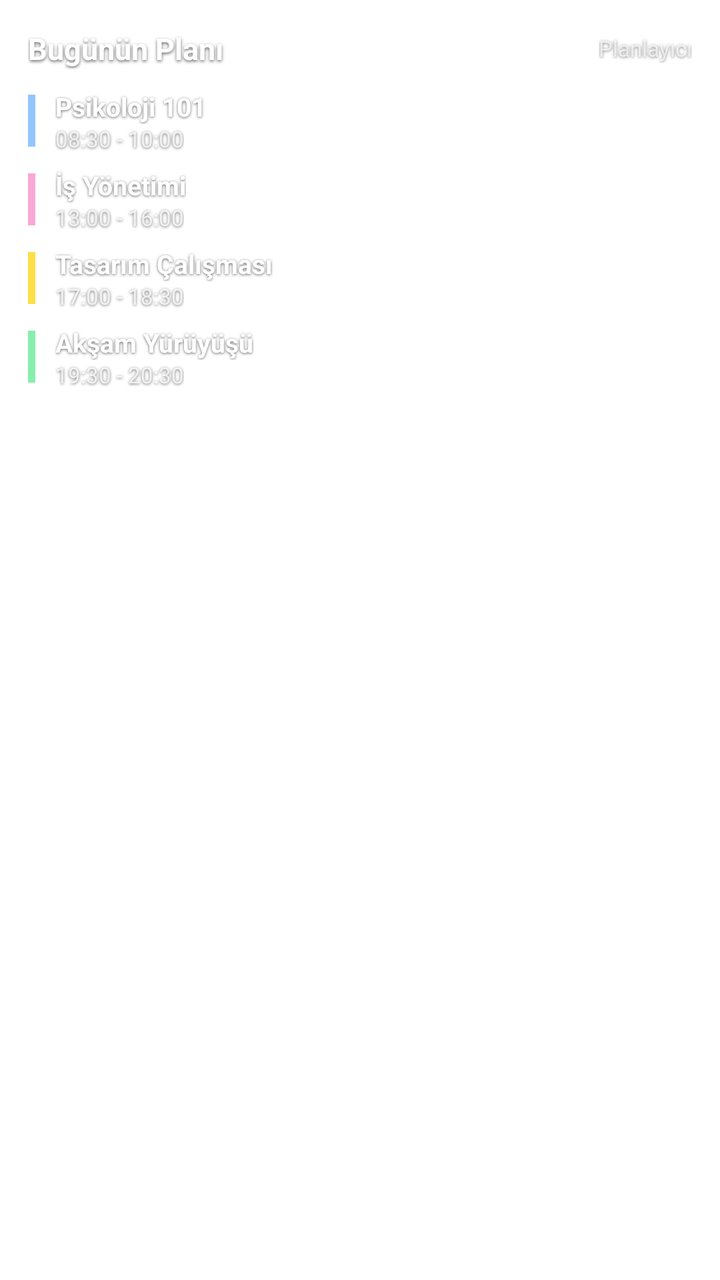
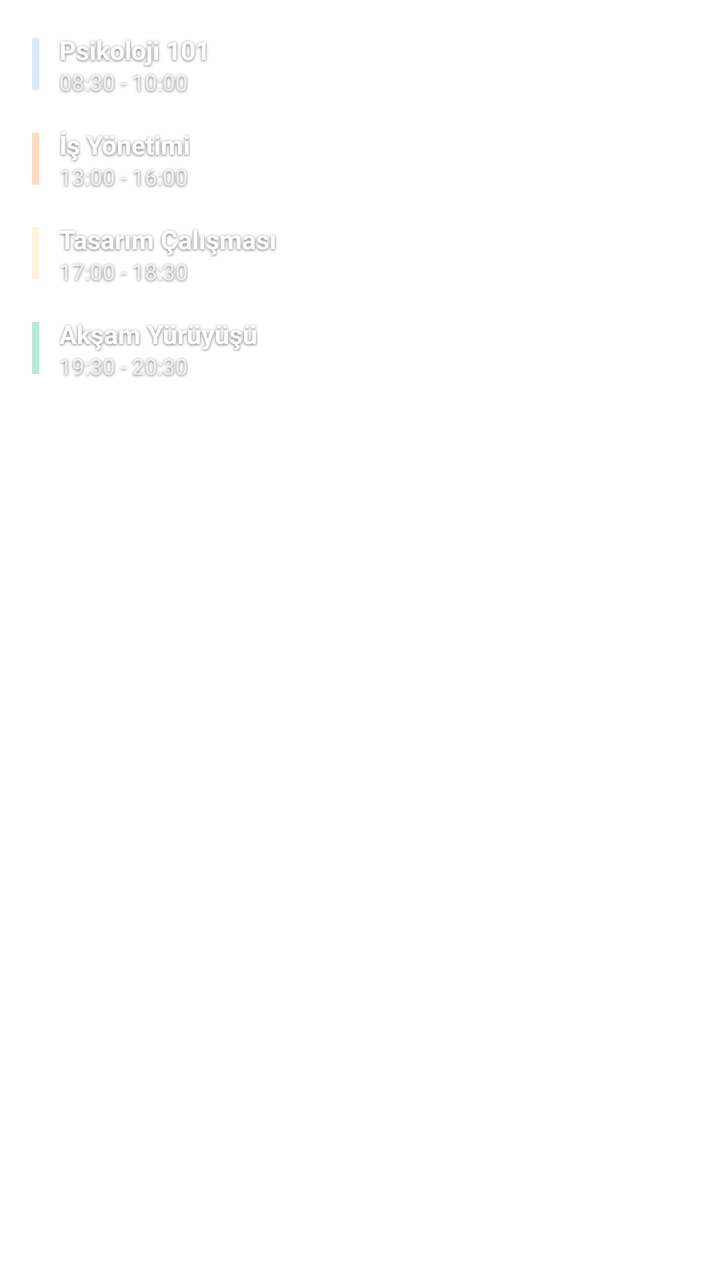

Two renders of the same Android screen: before a commit and after it. Below are the layout's source before the change and the commit's diff.
<!-- AndroidManifest.xml: fallback theme Theme.MaterialComponents.DayNight.NoActionBar -->
<!-- res/layout/aesthetic_planner_widget_layout.xml -->
<?xml version="1.0" encoding="utf-8"?>
<LinearLayout xmlns:android="http://schemas.android.com/apk/res/android"
    android:id="@+id/widget_root"
    android:layout_width="match_parent"
    android:layout_height="match_parent"
    android:orientation="vertical"
    android:background="@android:color/transparent"
    android:padding="14dp">

    
    <LinearLayout
        android:layout_width="match_parent"
        android:layout_height="wrap_content"
        android:orientation="horizontal"
        android:gravity="center_vertical"
        android:layout_marginBottom="10dp">

        <TextView
            android:id="@+id/widget_day_title"
            android:layout_width="0dp"
            android:layout_height="wrap_content"
            android:layout_weight="1"
            android:text="Bugünün Planı"
            android:textColor="#FFFFFFFF"
            android:textSize="15sp"
            android:textStyle="bold"
            android:shadowColor="#99000000"
            android:shadowDx="0"
            android:shadowDy="2"
            android:shadowRadius="4" />

        <TextView
            android:id="@+id/widget_app_tag"
            android:layout_width="wrap_content"
            android:layout_height="wrap_content"
            android:text="Planlayıcı"
            android:textColor="#B3FFFFFF"
            android:textSize="11sp"
            android:shadowColor="#80000000"
            android:shadowDx="0"
            android:shadowDy="1"
            android:shadowRadius="3" />
    </LinearLayout>

    
    <TextView
        android:id="@+id/widget_empty_text"
        android:layout_width="match_parent"
        android:layout_height="wrap_content"
        android:text="Bugün için plan bulunmuyor ✨"
        android:textColor="#B3FFFFFF"
        android:textSize="12sp"
        android:visibility="gone"
        android:paddingTop="12dp"
        android:paddingBottom="12dp"
        android:shadowColor="#99000000"
        android:shadowDx="0"
        android:shadowDy="1"
        android:shadowRadius="3" />

    
    <LinearLayout
        android:id="@+id/widget_events_container"
        android:layout_width="match_parent"
        android:layout_height="wrap_content"
        android:orientation="vertical">

        
        <LinearLayout
            android:id="@+id/widget_item_1"
            android:layout_width="match_parent"
            android:layout_height="wrap_content"
            android:orientation="horizontal"
            android:layout_marginBottom="7dp"
            android:gravity="center_vertical">

            <View
                android:id="@+id/widget_item_1_bar"
                android:layout_width="3.5dp"
                android:layout_height="26dp"
                android:background="#93C5FD"
                android:layout_marginEnd="10dp" />

            <LinearLayout
                android:layout_width="match_parent"
                android:layout_height="wrap_content"
                android:orientation="vertical">

                <TextView
                    android:id="@+id/widget_item_1_title"
                    android:layout_width="wrap_content"
                    android:layout_height="wrap_content"
                    android:text="Psikoloji 101"
                    android:textColor="#FFFFFFFF"
                    android:textSize="13sp"
                    android:textStyle="bold"
                    android:shadowColor="#99000000"
                    android:shadowDx="0"
                    android:shadowDy="1"
                    android:shadowRadius="3" />

                <TextView
                    android:id="@+id/widget_item_1_time"
                    android:layout_width="wrap_content"
                    android:layout_height="wrap_content"
                    android:text="08:30 - 10:00"
                    android:textColor="#CCFFFFFF"
                    android:textSize="11sp"
                    android:shadowColor="#99000000"
                    android:shadowDx="0"
                    android:shadowDy="1"
                    android:shadowRadius="3" />
            </LinearLayout>
        </LinearLayout>

        
        <LinearLayout
            android:id="@+id/widget_item_2"
            android:layout_width="match_parent"
            android:layout_height="wrap_content"
            android:orientation="horizontal"
            android:layout_marginBottom="7dp"
            android:gravity="center_vertical">

            <View
                android:id="@+id/widget_item_2_bar"
                android:layout_width="3.5dp"
                android:layout_height="26dp"
                android:background="#F9A8D4"
                android:layout_marginEnd="10dp" />

            <LinearLayout
                android:layout_width="match_parent"
                android:layout_height="wrap_content"
                android:orientation="vertical">

                <TextView
                    android:id="@+id/widget_item_2_title"
                    android:layout_width="wrap_content"
                    android:layout_height="wrap_content"
                    android:text="İş Yönetimi"
                    android:textColor="#FFFFFFFF"
                    android:textSize="13sp"
                    android:textStyle="bold"
                    android:shadowColor="#99000000"
                    android:shadowDx="0"
                    android:shadowDy="1"
                    android:shadowRadius="3" />

                <TextView
                    android:id="@+id/widget_item_2_time"
                    android:layout_width="wrap_content"
                    android:layout_height="wrap_content"
                    android:text="13:00 - 16:00"
                    android:textColor="#CCFFFFFF"
                    android:textSize="11sp"
                    android:shadowColor="#99000000"
                    android:shadowDx="0"
                    android:shadowDy="1"
                    android:shadowRadius="3" />
            </LinearLayout>
        </LinearLayout>

        
        <LinearLayout
            android:id="@+id/widget_item_3"
            android:layout_width="match_parent"
            android:layout_height="wrap_content"
            android:orientation="horizontal"
            android:layout_marginBottom="7dp"
            android:gravity="center_vertical">

            <View
                android:id="@+id/widget_item_3_bar"
                android:layout_width="3.5dp"
                android:layout_height="26dp"
                android:background="#FDE047"
                android:layout_marginEnd="10dp" />

            <LinearLayout
                android:layout_width="match_parent"
                android:layout_height="wrap_content"
                android:orientation="vertical">

                <TextView
                    android:id="@+id/widget_item_3_title"
                    android:layout_width="wrap_content"
                    android:layout_height="wrap_content"
                    android:text="Tasarım Çalışması"
                    android:textColor="#FFFFFFFF"
                    android:textSize="13sp"
                    android:textStyle="bold"
                    android:shadowColor="#99000000"
                    android:shadowDx="0"
                    android:shadowDy="1"
                    android:shadowRadius="3" />

                <TextView
                    android:id="@+id/widget_item_3_time"
                    android:layout_width="wrap_content"
                    android:layout_height="wrap_content"
                    android:text="17:00 - 18:30"
                    android:textColor="#CCFFFFFF"
                    android:textSize="11sp"
                    android:shadowColor="#99000000"
                    android:shadowDx="0"
                    android:shadowDy="1"
                    android:shadowRadius="3" />
            </LinearLayout>
        </LinearLayout>

        
        <LinearLayout
            android:id="@+id/widget_item_4"
            android:layout_width="match_parent"
            android:layout_height="wrap_content"
            android:orientation="horizontal"
            android:layout_marginBottom="4dp"
            android:gravity="center_vertical">

            <View
                android:id="@+id/widget_item_4_bar"
                android:layout_width="3.5dp"
                android:layout_height="26dp"
                android:background="#86EFAC"
                android:layout_marginEnd="10dp" />

            <LinearLayout
                android:layout_width="match_parent"
                android:layout_height="wrap_content"
                android:orientation="vertical">

                <TextView
                    android:id="@+id/widget_item_4_title"
                    android:layout_width="wrap_content"
                    android:layout_height="wrap_content"
                    android:text="Akşam Yürüyüşü"
                    android:textColor="#FFFFFFFF"
                    android:textSize="13sp"
                    android:textStyle="bold"
                    android:shadowColor="#99000000"
                    android:shadowDx="0"
                    android:shadowDy="1"
                    android:shadowRadius="3" />

                <TextView
                    android:id="@+id/widget_item_4_time"
                    android:layout_width="wrap_content"
                    android:layout_height="wrap_content"
                    android:text="19:30 - 20:30"
                    android:textColor="#CCFFFFFF"
                    android:textSize="11sp"
                    android:shadowColor="#99000000"
                    android:shadowDx="0"
                    android:shadowDy="1"
                    android:shadowRadius="3" />
            </LinearLayout>
        </LinearLayout>
    </LinearLayout>
</LinearLayout>
<!-- resources referenced by this layout -->
<resources>

</resources>

<!-- the commit's change to res/layout/aesthetic_planner_widget_layout.xml (unified diff, before → after) -->
@@ -5,50 +5,15 @@
     android:layout_height="match_parent"
     android:orientation="vertical"
     android:background="@android:color/transparent"
-    android:padding="14dp">
-
-    
-    <LinearLayout
-        android:layout_width="match_parent"
-        android:layout_height="wrap_content"
-        android:orientation="horizontal"
-        android:gravity="center_vertical"
-        android:layout_marginBottom="10dp">
-
-        <TextView
-            android:id="@+id/widget_day_title"
-            android:layout_width="0dp"
-            android:layout_height="wrap_content"
-            android:layout_weight="1"
-            android:text="Bugünün Planı"
-            android:textColor="#FFFFFFFF"
-            android:textSize="15sp"
-            android:textStyle="bold"
-            android:shadowColor="#99000000"
-            android:shadowDx="0"
-            android:shadowDy="2"
-            android:shadowRadius="4" />
-
-        <TextView
-            android:id="@+id/widget_app_tag"
-            android:layout_width="wrap_content"
-            android:layout_height="wrap_content"
-            android:text="Planlayıcı"
-            android:textColor="#B3FFFFFF"
-            android:textSize="11sp"
-            android:shadowColor="#80000000"
-            android:shadowDx="0"
-            android:shadowDy="1"
-            android:shadowRadius="3" />
-    </LinearLayout>
+    android:padding="12dp">
 
     
     <TextView
         android:id="@+id/widget_empty_text"
         android:layout_width="match_parent"
         android:layout_height="wrap_content"
-        android:text="Bugün için plan bulunmuyor ✨"
-        android:textColor="#B3FFFFFF"
+        android:text="Bugün için plan bulunmuyor"
+        android:textColor="#FFFFFFFF"
         android:textSize="12sp"
         android:visibility="gone"
         android:paddingTop="12dp"
@@ -72,13 +37,14 @@
             android:layout_height="wrap_content"
             android:orientation="horizontal"
             android:layout_marginBottom="7dp"
-            android:gravity="center_vertical">
+            android:gravity="center_vertical"
+            android:padding="4dp">
 
             <View
                 android:id="@+id/widget_item_1_bar"
                 android:layout_width="3.5dp"
                 android:layout_height="26dp"
-                android:background="#93C5FD"
+                android:background="#DAEAF6"
                 android:layout_marginEnd="10dp" />
 
             <LinearLayout
@@ -120,13 +86,14 @@
             android:layout_height="wrap_content"
             android:orientation="horizontal"
             android:layout_marginBottom="7dp"
-            android:gravity="center_vertical">
+            android:gravity="center_vertical"
+            android:padding="4dp">
 
             <View
                 android:id="@+id/widget_item_2_bar"
                 android:layout_width="3.5dp"
                 android:layout_height="26dp"
-                android:background="#F9A8D4"
+                android:background="#FFDAC1"
                 android:layout_marginEnd="10dp" />
 
             <LinearLayout
@@ -168,13 +135,14 @@
             android:layout_height="wrap_content"
             android:orientation="horizontal"
             android:layout_marginBottom="7dp"
-            android:gravity="center_vertical">
+            android:gravity="center_vertical"
+            android:padding="4dp">
 
             <View
                 android:id="@+id/widget_item_3_bar"
                 android:layout_width="3.5dp"
                 android:layout_height="26dp"
-                android:background="#FDE047"
+                android:background="#FCF4DD"
                 android:layout_marginEnd="10dp" />
 
             <LinearLayout
@@ -216,13 +184,14 @@
             android:layout_height="wrap_content"
             android:orientation="horizontal"
             android:layout_marginBottom="4dp"
-            android:gravity="center_vertical">
+            android:gravity="center_vertical"
+            android:padding="4dp">
 
             <View
                 android:id="@+id/widget_item_4_bar"
                 android:layout_width="3.5dp"
                 android:layout_height="26dp"
-                android:background="#86EFAC"
+                android:background="#B5EAD7"
                 android:layout_marginEnd="10dp" />
 
             <LinearLayout
